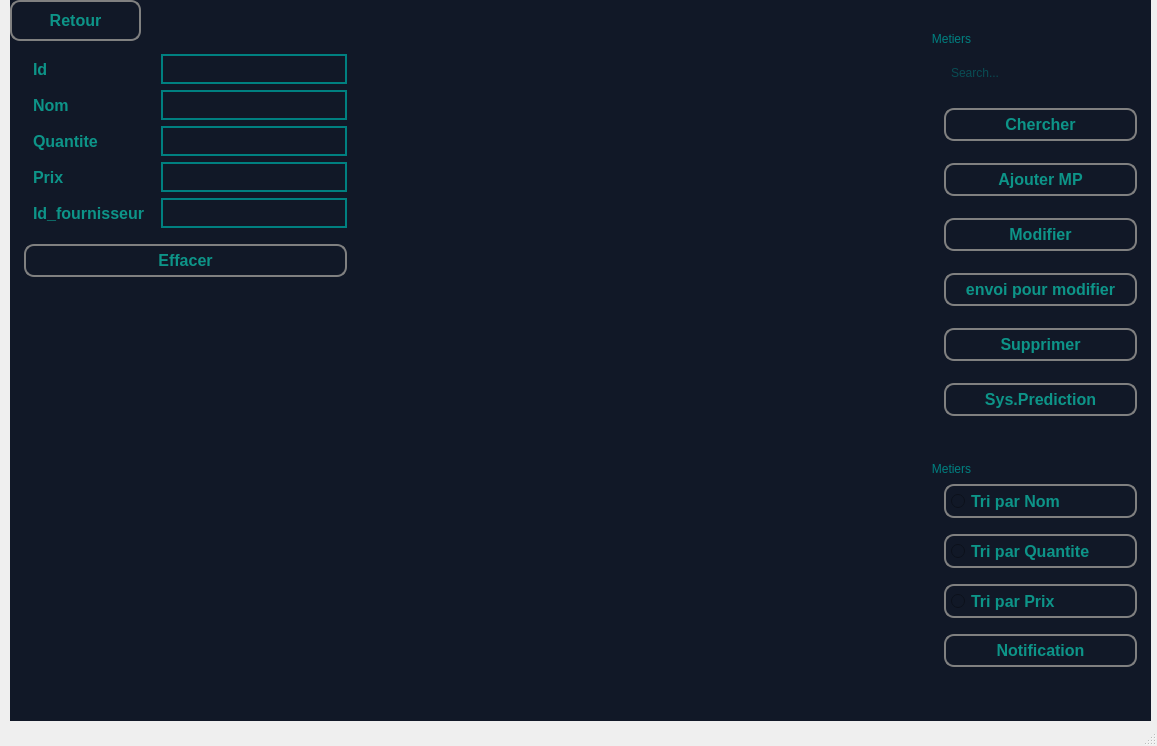
The window that mainwindow.ui (jmaimohamed/Smart_Contracting_And_Construction_Company_2A2) describes before a commit, drawn with Qt 5.
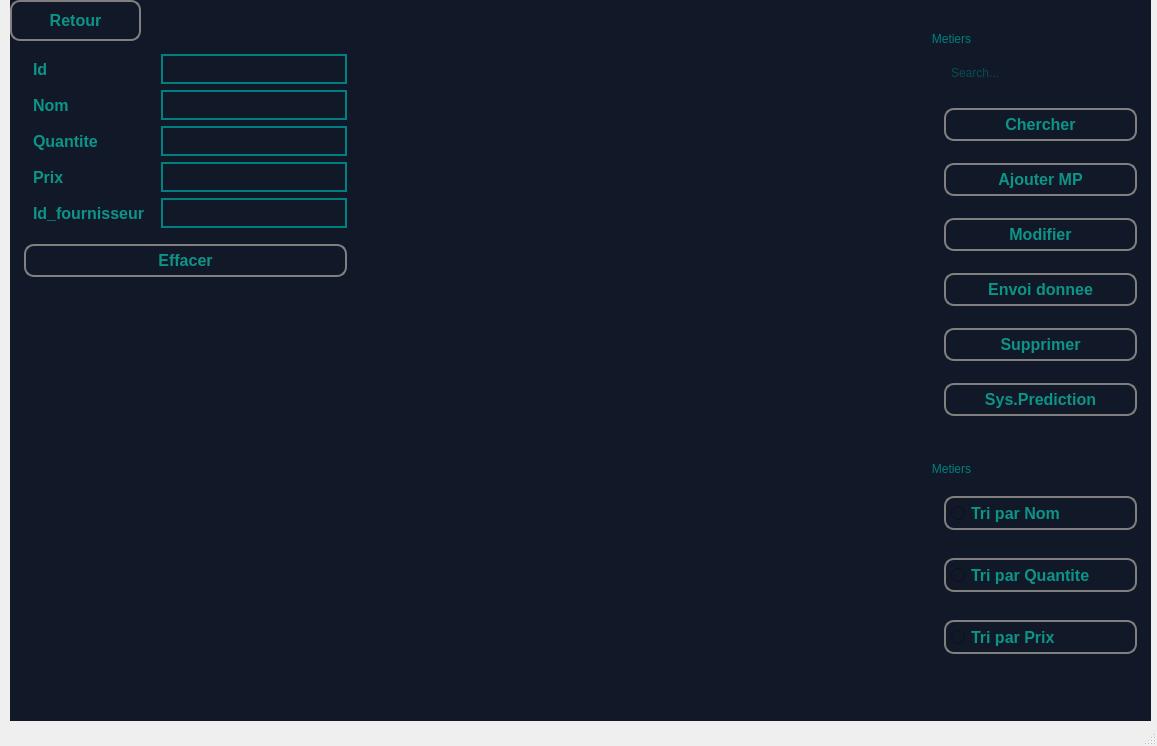
The same window after the commit. Icons and pictures are not drawn.

```diff
--- a/mainwindow.ui
+++ b/mainwindow.ui
@@ -705,7 +705,7 @@
 font-weight: bold;</string>
          </property>
          <property name="text">
-          <string>envoi pour modifier</string>
+          <string>Envoi donnee</string>
          </property>
         </widget>
        </item>
@@ -869,24 +869,6 @@
          </property>
         </widget>
        </item>
-       <item>
-        <widget class="QPushButton" name="pushButton">
-         <property name="styleSheet">
-          <string notr="true">image: url(:/new/prefix1/logo.png);
-background: transparent;
-border: 2px solid grey;
-padding: 5px;
-color: teal;
-border-radius: 10px;
-color: #0d9488;
-font-size: 16px;
-font-weight: bold;</string>
-         </property>
-         <property name="text">
-          <string>Notification</string>
-         </property>
-        </widget>
-       </item>
       </layout>
      </widget>
     </widget>
```
Left out of the diff: 2 changed lines with no effect on the pictures.
